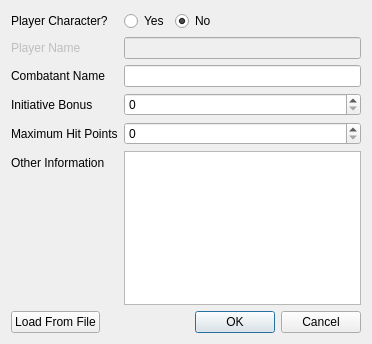
The window that AddCombatantDialog.ui (smithbt/EncounterManager) describes before a commit, drawn with Qt 5.
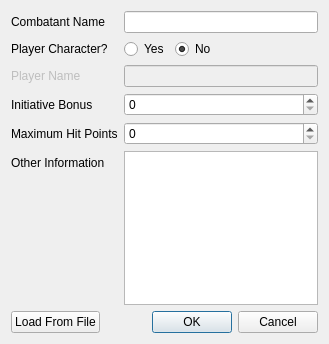
The same window after the commit.

Commit message: Toggled "Show/Hide Info" label.

```diff
--- a/AddCombatantDialog.ui
+++ b/AddCombatantDialog.ui
@@ -6,7 +6,7 @@
    <rect>
     <x>0</x>
     <y>0</y>
-    <width>372</width>
+    <width>329</width>
     <height>344</height>
    </rect>
   </property>
@@ -14,6 +14,19 @@
    <string>Add Combatant</string>
   </property>
   <layout class="QFormLayout" name="formLayout">
+   <item row="0" column="0">
+    <widget class="QLabel" name="NameLabel">
+     <property name="text">
+      <string>Combatant Name</string>
+     </property>
+     <property name="buddy">
+      <cstring>nameEdit</cstring>
+     </property>
+    </widget>
+   </item>
+   <item row="0" column="1">
+    <widget class="QLineEdit" name="nameEdit"/>
+   </item>
    <item row="1" column="0">
     <widget class="QLabel" name="isPCLabel">
      <property name="text">
@@ -79,19 +92,6 @@
     </widget>
    </item>
    <item row="3" column="0">
-    <widget class="QLabel" name="NameLabel">
-     <property name="text">
-      <string>Combatant Name</string>
-     </property>
-     <property name="buddy">
-      <cstring>nameEdit</cstring>
-     </property>
-    </widget>
-   </item>
-   <item row="3" column="1">
-    <widget class="QLineEdit" name="nameEdit"/>
-   </item>
-   <item row="4" column="0">
     <widget class="QLabel" name="InitativeLabel">
      <property name="text">
       <string>Initiative Bonus</string>
@@ -101,10 +101,10 @@
      </property>
     </widget>
    </item>
-   <item row="4" column="1">
+   <item row="3" column="1">
     <widget class="QSpinBox" name="initEdit"/>
    </item>
-   <item row="5" column="0">
+   <item row="4" column="0">
     <widget class="QLabel" name="hpLabel">
      <property name="text">
       <string>Maximum Hit Points</string>
@@ -114,10 +114,10 @@
      </property>
     </widget>
    </item>
-   <item row="5" column="1">
+   <item row="4" column="1">
     <widget class="QSpinBox" name="hpEdit"/>
    </item>
-   <item row="6" column="0">
+   <item row="5" column="0">
     <widget class="QLabel" name="otherInfoLabel">
      <property name="text">
       <string>Other Information</string>
@@ -127,27 +127,27 @@
      </property>
     </widget>
    </item>
-   <item row="6" column="1">
+   <item row="5" column="1">
     <widget class="QTextEdit" name="otherInfoEdit">
      <property name="tabChangesFocus">
       <bool>true</bool>
      </property>
     </widget>
    </item>
-   <item row="7" column="1">
+   <item row="6" column="0">
+    <widget class="QPushButton" name="loadFileButton">
+     <property name="text">
+      <string>Load From File</string>
+     </property>
+    </widget>
+   </item>
+   <item row="6" column="1">
     <widget class="QDialogButtonBox" name="buttonBox">
      <property name="standardButtons">
       <set>QDialogButtonBox::Cancel|QDialogButtonBox::Ok</set>
      </property>
     </widget>
    </item>
-   <item row="7" column="0">
-    <widget class="QPushButton" name="loadFileButton">
-     <property name="text">
-      <string>Load From File</string>
-     </property>
-    </widget>
-   </item>
   </layout>
  </widget>
  <layoutdefault spacing="6" margin="11"/>
```
The commit also changes 4 other files.
